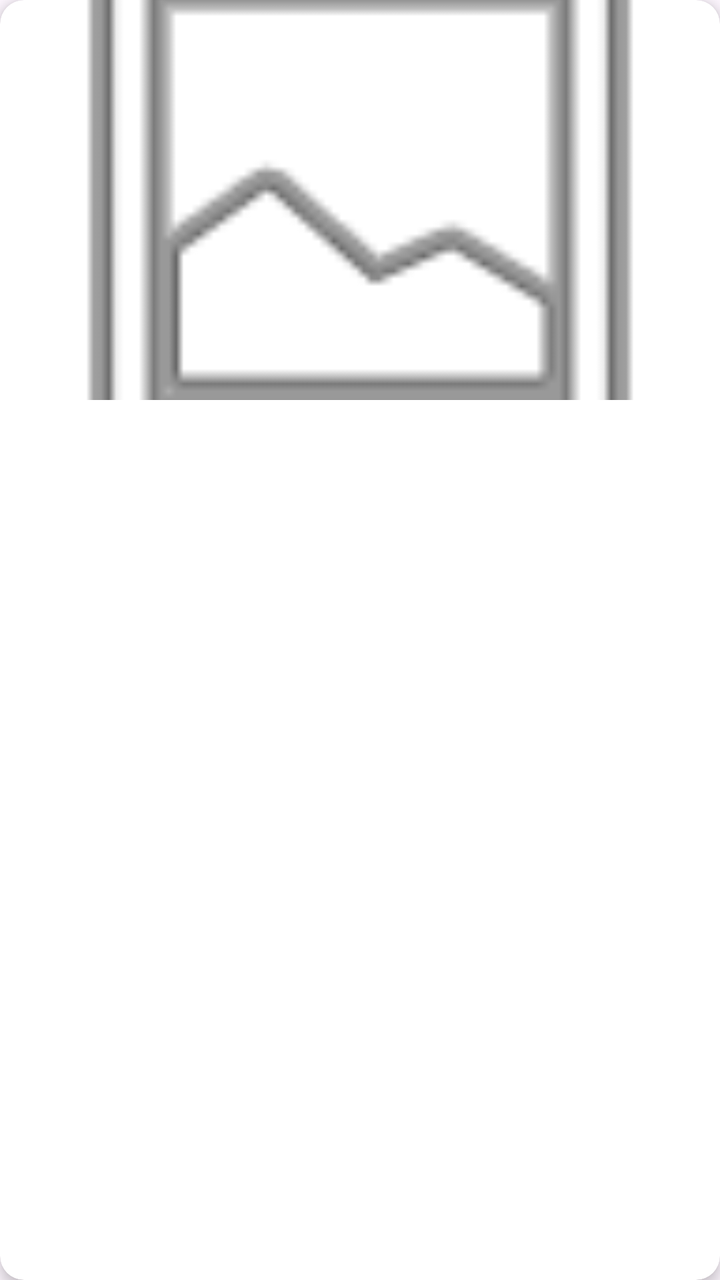
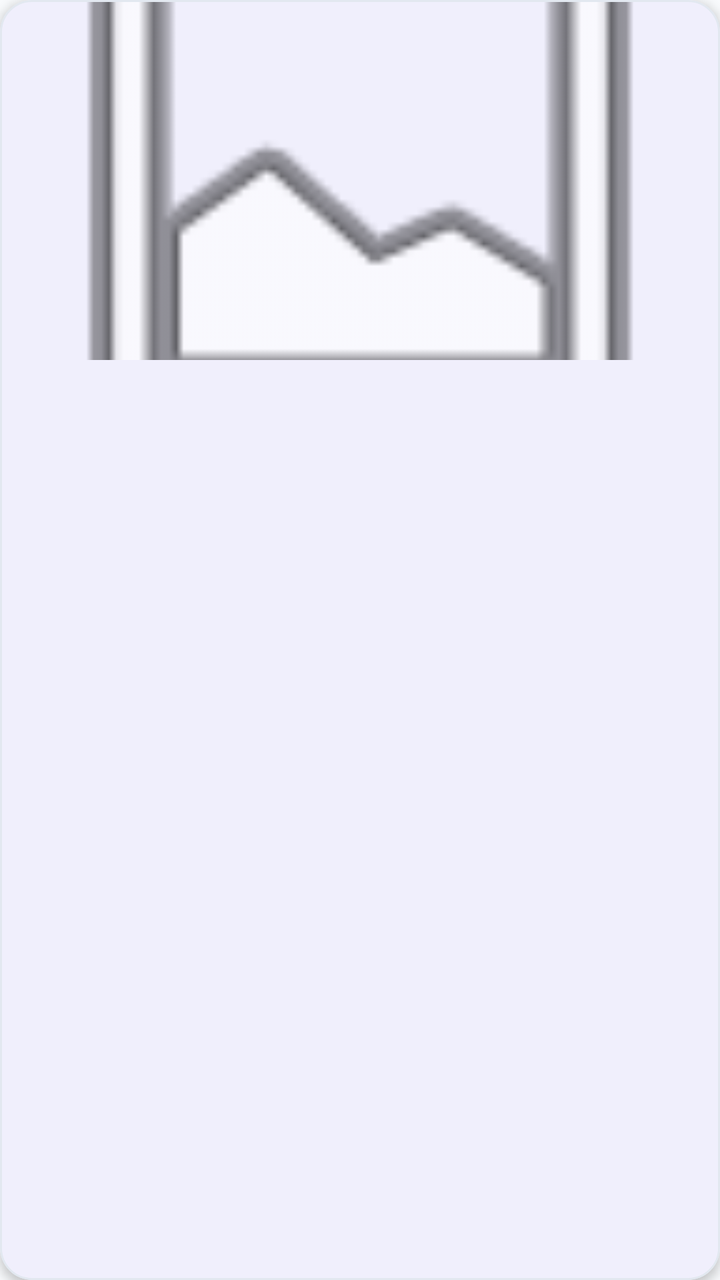

Two renders of the same Android screen: before a commit and after it. Below are the layout's source before the change and the commit's diff.
<!-- AndroidManifest.xml: application theme Theme.PetCare -->
<!-- res/layout/item_huachito.xml -->
<?xml version="1.0" encoding="utf-8"?>
<androidx.cardview.widget.CardView
    xmlns:android="http://schemas.android.com/apk/res/android"
    xmlns:app="http://schemas.android.com/apk/res-auto"
    android:layout_width="match_parent"
    android:layout_height="wrap_content"
    android:layout_margin="8dp"
    app:cardCornerRadius="12dp"
    app:cardElevation="4dp">

    <LinearLayout
        android:layout_width="match_parent"
        android:layout_height="wrap_content"
        android:orientation="vertical">

        <ImageView
            android:id="@+id/ivPetPhoto"
            android:layout_width="match_parent"
            android:layout_height="200dp"
            android:scaleType="centerCrop"
            android:src="@android:drawable/ic_menu_gallery" />

        <LinearLayout
            android:layout_width="match_parent"
            android:layout_height="wrap_content"
            android:orientation="vertical"
            android:padding="12dp">

            <TextView
                android:id="@+id/tvPetName"
                android:layout_width="wrap_content"
                android:layout_height="wrap_content"
                android:textSize="20sp"
                android:textStyle="bold"
                android:textColor="@color/black" />

            <TextView
                android:id="@+id/tvPetTypeAndAge"
                android:layout_width="wrap_content"
                android:layout_height="wrap_content"
                android:textColor="#666666" />

            <TextView
                android:id="@+id/tvLocation"
                android:layout_width="wrap_content"
                android:layout_height="wrap_content"
                android:layout_marginTop="4dp"
                android:textColor="@color/purple_500"
                android:textSize="12sp" />

        </LinearLayout>
    </LinearLayout>
</androidx.cardview.widget.CardView>
<!-- resources referenced by this layout -->
<resources>
  <color name="black">#FF000000</color>
  <color name="purple_500">#FF6200EE</color>
  <style name="Theme.PetCare" parent="Theme.Material3.DayNight.NoActionBar">
          <item name="colorPrimary">#4CAF50</item>
          <item name="colorOnPrimary">@color/white</item>
  
          <item name="colorSecondary">#FF9800</item>
          <item name="colorOnSecondary">@color/white</item>
  
          <item name="android:navigationBarColor">@android:color/transparent</item>
          <item name="android:statusBarColor">@android:color/transparent</item>
          <item name="android:windowLightStatusBar">true</item>
      </style>
  <color name="white">#FFFFFFFF</color>
</resources>

<!-- the commit's change to res/layout/item_huachito.xml (unified diff, before → after) -->
@@ -1,12 +1,16 @@
 <?xml version="1.0" encoding="utf-8"?>
-<androidx.cardview.widget.CardView
+<com.google.android.material.card.MaterialCardView
     xmlns:android="http://schemas.android.com/apk/res/android"
     xmlns:app="http://schemas.android.com/apk/res-auto"
     android:layout_width="match_parent"
     android:layout_height="wrap_content"
-    android:layout_margin="8dp"
-    app:cardCornerRadius="12dp"
-    app:cardElevation="4dp">
+    android:layout_marginHorizontal="8dp"
+    android:layout_marginVertical="6dp"
+    app:cardCornerRadius="16dp"
+    app:cardElevation="3dp"
+    app:strokeWidth="1dp"
+    app:strokeColor="@color/border_color"
+    app:cardBackgroundColor="@color/surface_light">
 
     <LinearLayout
         android:layout_width="match_parent"
@@ -16,38 +20,42 @@
         <ImageView
             android:id="@+id/ivPetPhoto"
             android:layout_width="match_parent"
-            android:layout_height="200dp"
+            android:layout_height="180dp"
             android:scaleType="centerCrop"
-            android:src="@android:drawable/ic_menu_gallery" />
+            android:src="@android:drawable/ic_menu_gallery"
+            android:contentDescription="Foto de mascota" />
 
         <LinearLayout
             android:layout_width="match_parent"
             android:layout_height="wrap_content"
             android:orientation="vertical"
-            android:padding="12dp">
+            android:padding="16dp">
 
             <TextView
                 android:id="@+id/tvPetName"
                 android:layout_width="wrap_content"
                 android:layout_height="wrap_content"
-                android:textSize="20sp"
+                android:textSize="18sp"
                 android:textStyle="bold"
-                android:textColor="@color/black" />
+                android:textColor="@color/text_dark" />
 
             <TextView
                 android:id="@+id/tvPetTypeAndAge"
                 android:layout_width="wrap_content"
                 android:layout_height="wrap_content"
-                android:textColor="#666666" />
+                android:layout_marginTop="4dp"
+                android:textColor="@color/text_gray"
+                android:textSize="14sp" />
 
             <TextView
                 android:id="@+id/tvLocation"
                 android:layout_width="wrap_content"
                 android:layout_height="wrap_content"
-                android:layout_marginTop="4dp"
-                android:textColor="@color/purple_500"
-                android:textSize="12sp" />
+                android:layout_marginTop="8dp"
+                android:textColor="@color/vanguard_indigo"
+                android:textSize="12sp"
+                android:textStyle="bold" />
 
         </LinearLayout>
     </LinearLayout>
-</androidx.cardview.widget.CardView>
+</com.google.android.material.card.MaterialCardView>
<!-- resource entries referenced after the edit -->
@@ -1,18 +1,40 @@
 <!-- resources referenced by this layout -->
 <resources>
-  <color name="black">#FF000000</color>
-  <color name="purple_500">#FF6200EE</color>
+  <color name="border_color">#E2E8F0</color>
+  <color name="surface_light">#FFFFFF</color>
+  <color name="text_dark">#0F172A</color>
+  <color name="text_gray">#64748B</color>
+  <color name="vanguard_indigo">#4F46E5</color>
   <style name="Theme.PetCare" parent="Theme.Material3.DayNight.NoActionBar">
-          <item name="colorPrimary">#4CAF50</item>
+          
+          <item name="colorPrimary">@color/vanguard_indigo</item>
           <item name="colorOnPrimary">@color/white</item>
+          <item name="colorPrimaryContainer">@color/vanguard_indigo_light</item>
+          <item name="colorOnPrimaryContainer">@color/vanguard_indigo_dark</item>
+          
+          
+          <item name="colorSecondary">@color/vanguard_cyan</item>
+          <item name="colorOnSecondary">@color/white</item>
+          <item name="colorSecondaryContainer">@color/vanguard_cyan</item>
   
-          <item name="colorSecondary">#FF9800</item>
-          <item name="colorOnSecondary">@color/white</item>
+          
+          <item name="colorTertiary">@color/vanguard_rose</item>
+          
+          
+          <item name="android:statusBarColor">@color/vanguard_indigo</item>
+          <item name="android:windowLightStatusBar">false</item>
+          <item name="android:navigationBarColor">@color/background_light</item>
   
-          <item name="android:navigationBarColor">@android:color/transparent</item>
-          <item name="android:statusBarColor">@android:color/transparent</item>
-          <item name="android:windowLightStatusBar">true</item>
+          
+          <item name="android:windowBackground">@color/background_light</item>
+          <item name="colorSurface">@color/surface_light</item>
+          <item name="colorOnSurface">@color/text_dark</item>
       </style>
-  <color name="white">#FFFFFFFF</color>
+  <color name="white">#FFFFFF</color>
+  <color name="vanguard_indigo_light">#818CF8</color>
+  <color name="vanguard_indigo_dark">#4338CA</color>
+  <color name="vanguard_cyan">#06B6D4</color>
+  <color name="vanguard_rose">#F43F5E</color>
+  <color name="background_light">#F8FAFC</color>
 </resources>
 
